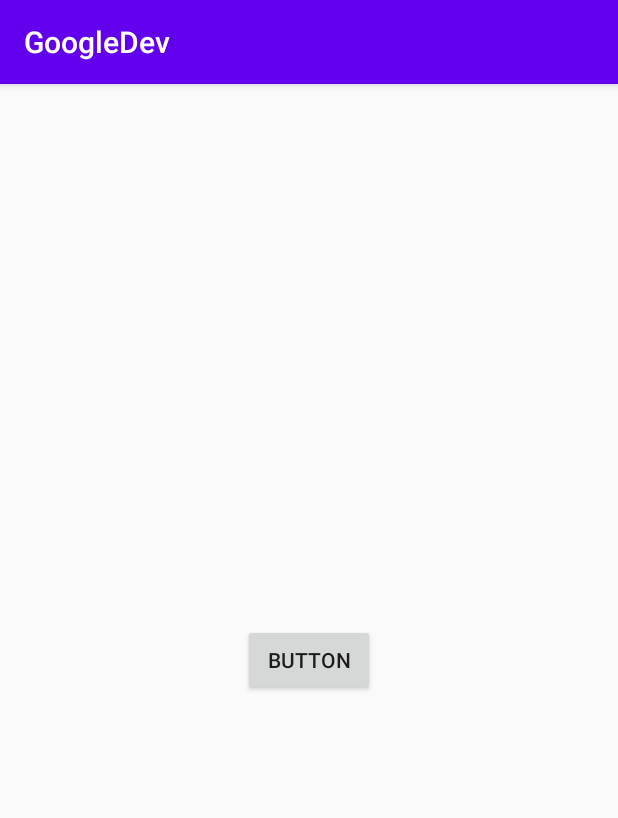
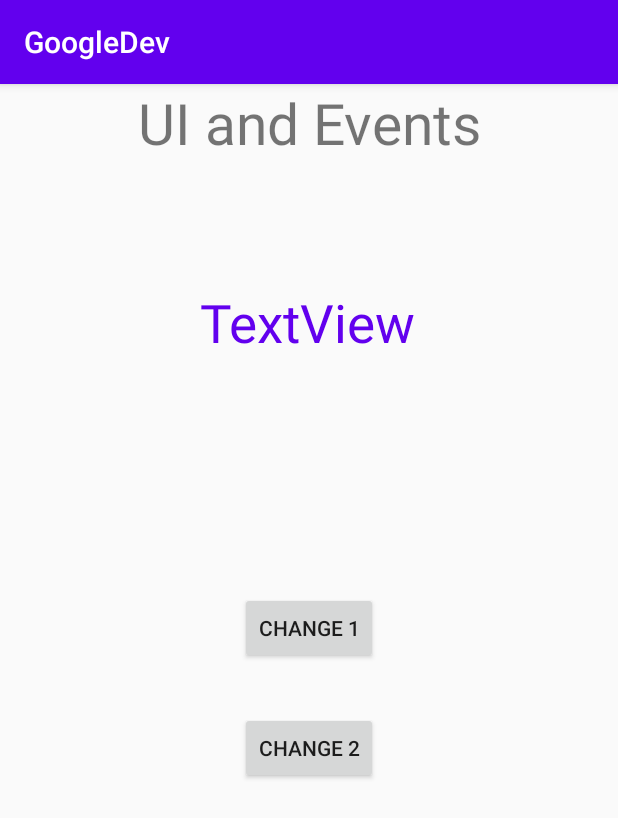
Before and after one commit to vikaschauhan1995/GoogleDev, an Android app: the screen it shows after launch (MainActivity), on a phone screen of 412 x 824 dp. Shown: the top 818 px of the screen. Run offline under Robolectric (Android 15) with nearby library versions, the phone set to English and light mode, and no system bars.

Commit message:
click to change the textview (add two buttons to toggle textview)

```diff
--- a/app/src/main/java/com/example/googledev/MainActivity.java
+++ b/app/src/main/java/com/example/googledev/MainActivity.java
@@ -2,23 +2,28 @@ package com.example.googledev;
 
 import androidx.appcompat.app.AppCompatActivity;
 
-import android.annotation.SuppressLint;
 import android.os.Bundle;
 import android.view.View;
-import android.widget.Toast;
+import android.widget.Button;
+import android.widget.TextView;
 
-public class MainActivity extends AppCompatActivity {
-
+public class MainActivity extends AppCompatActivity implements View.OnClickListener {
+    TextView t1;
+    Button b1;
     @Override
     protected void onCreate(Bundle savedInstanceState) {
         super.onCreate(savedInstanceState);
         setContentView(R.layout.activity_main);
-        //this is a comment
+        t1 = (TextView)findViewById(R.id.t1);
+        b1 = (Button)findViewById(R.id.b1);
+        b1.setOnClickListener(this);
     }
-    public void showToast(View view){
-        String msg = "Hello Toast!";
-        int duration = 2000;
-        @SuppressLint("WrongConstant") Toast toast = Toast.makeText(this, msg, duration);
-        toast.show();
+
+    @Override
+    public void onClick(View view) {
+        t1.setText("You Clicked Button1 ....!!");
+    }
+    public void doSomething(View view){
+        t1.setText("Your Clicked Button2 ....!!");
     }
 }
--- a/app/src/main/res/layout/activity_main.xml
+++ b/app/src/main/res/layout/activity_main.xml
@@ -6,14 +6,48 @@
     android:layout_height="match_parent"
     tools:context=".MainActivity">
 
-    <Button
-        android:id="@+id/button"
+    <TextView
+        android:id="@+id/t1"
         android:layout_width="wrap_content"
         android:layout_height="wrap_content"
-        android:onClick="showToast"
-        android:text="Button"
-        app:layout_constraintBottom_toBottomOf="parent"
+        android:text="UI and Events"
+        android:textSize="38sp"
         app:layout_constraintEnd_toEndOf="parent"
         app:layout_constraintStart_toStartOf="parent"
         app:layout_constraintTop_toTopOf="parent" />
+
+    <TextView
+        android:id="@+id/textView2"
+        android:layout_width="wrap_content"
+        android:layout_height="wrap_content"
+        android:layout_marginTop="84dp"
+        android:text="TextView"
+        android:textColor="@color/colorPrimary"
+        android:textSize="35sp"
+        app:layout_constraintEnd_toEndOf="parent"
+        app:layout_constraintHorizontal_bias="0.498"
+        app:layout_constraintStart_toStartOf="parent"
+        app:layout_constraintTop_toBottomOf="@+id/t1" />
+
+    <Button
+        android:id="@+id/b1"
+        android:layout_width="wrap_content"
+        android:layout_height="wrap_content"
+        android:layout_marginTop="156dp"
+        android:text="Change 1"
+        app:layout_constraintEnd_toEndOf="parent"
+        app:layout_constraintStart_toStartOf="parent"
+        app:layout_constraintTop_toBottomOf="@+id/textView2" />
+
+    <Button
+        android:id="@+id/b2"
+        android:layout_width="wrap_content"
+        android:layout_height="wrap_content"
+        android:layout_marginTop="32dp"
+        android:text="Change 2"
+        android:onClick="doSomething"
+        app:layout_constraintEnd_toEndOf="parent"
+        app:layout_constraintHorizontal_bias="0.501"
+        app:layout_constraintStart_toStartOf="parent"
+        app:layout_constraintTop_toBottomOf="@+id/b1" />
 </androidx.constraintlayout.widget.ConstraintLayout>
```
